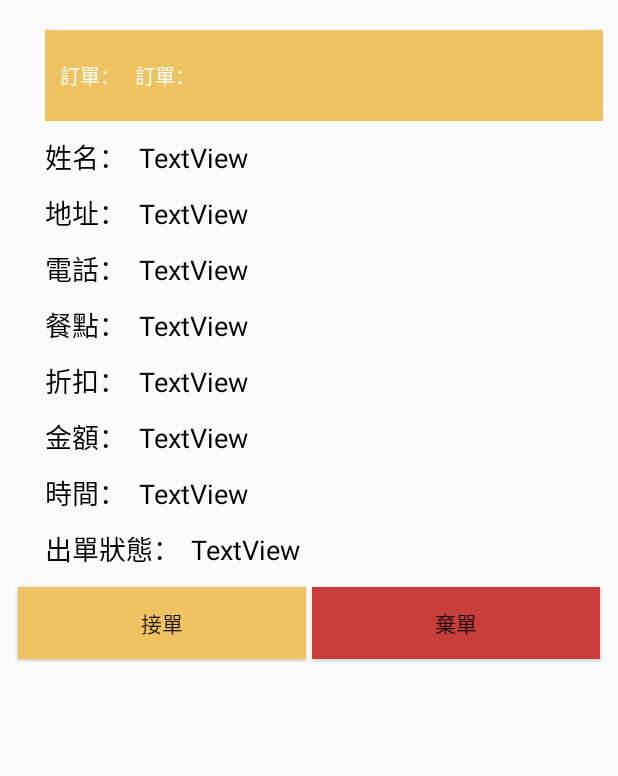
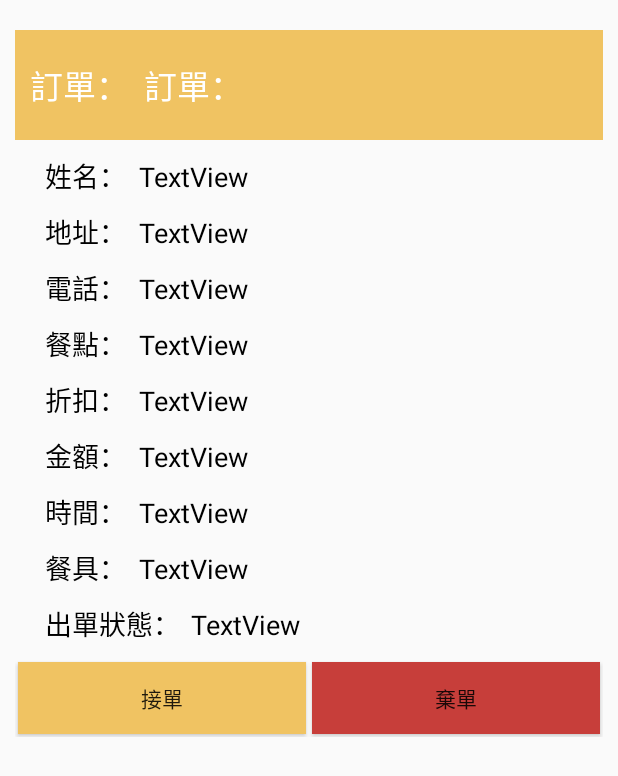
Before and after one commit to benhuang0857/BaoBaoBleApp, an Android app: the layout recycle_item.xml on its own in the app's theme, with its tools: preview values and no code run, on a phone screen of 412 x 824 dp. Shown: the top 776 px of the screen. Run offline under Robolectric (Android 15) with nearby library versions, the phone set to English and light mode, and no system bars; Roboto replaces fonts that are not available here.

Commit message:
20221229 stable change

```diff
--- a/app/src/main/res/layout/activity_login.xml
+++ b/app/src/main/res/layout/activity_login.xml
@@ -41,7 +41,7 @@
             android:textColor="@color/white"
             android:textAlignment="center"
             android:textSize="20dp"
-            android:text="TOKEN:" />
+            android:text="後台ID:" />
 
         <EditText
             android:id="@+id/account_input"
--- a/app/src/main/res/layout/recycle_item.xml
+++ b/app/src/main/res/layout/recycle_item.xml
@@ -10,7 +10,6 @@
     <LinearLayout
         android:layout_width="match_parent"
         android:layout_height="wrap_content"
-        android:layout_marginStart="20dp"
         android:layout_marginTop="10dp">
 
         <TextView
@@ -18,7 +17,6 @@
             android:layout_width="wrap_content"
             android:layout_height="wrap_content"
             android:background="@color/BaoBaoPrim"
-            android:textSize="13dp"
             android:paddingStart="10dp"
             android:paddingTop="20dp"
             android:paddingBottom="20dp"
@@ -31,7 +29,6 @@
             android:layout_width="match_parent"
             android:layout_height="wrap_content"
             android:background="@color/BaoBaoPrim"
-            android:textSize="13dp"
             android:paddingStart="10dp"
             android:paddingTop="20dp"
             android:paddingBottom="20dp"
@@ -247,6 +244,34 @@
         android:orientation="horizontal">
 
         <TextView
+            android:id="@+id/textTableware"
+            android:layout_width="wrap_content"
+            android:layout_height="wrap_content"
+            android:layout_weight="0.3"
+            android:text="餐具："
+            android:textAppearance="@style/TextAppearance.AppCompat.Large"
+            android:textColor="#000"
+            android:textSize="18sp" />
+
+        <TextView
+            android:id="@+id/printTableware"
+            android:layout_width="wrap_content"
+            android:layout_height="wrap_content"
+            android:layout_weight="8"
+            android:text="TextView"
+            android:textAppearance="@style/TextAppearance.AppCompat.Large"
+            android:textColor="#000"
+            android:textSize="18sp" />
+    </LinearLayout>
+
+    <LinearLayout
+        android:layout_width="match_parent"
+        android:layout_height="match_parent"
+        android:layout_marginStart="20dp"
+        android:layout_marginBottom="10dp"
+        android:orientation="horizontal">
+
+        <TextView
             android:id="@+id/textStatus"
             android:layout_width="wrap_content"
             android:layout_height="wrap_content"
```
Also changed, not shown: app/src/main/java/com/benhuang/baobaobluetoothprinter/MainActivity.java (+83 -19 lines), app/src/main/java/com/benhuang/baobaobluetoothprinter/Orders.java (+11 -4 lines), app/src/main/res/layout/activity_main.xml (+12 -1 lines).
